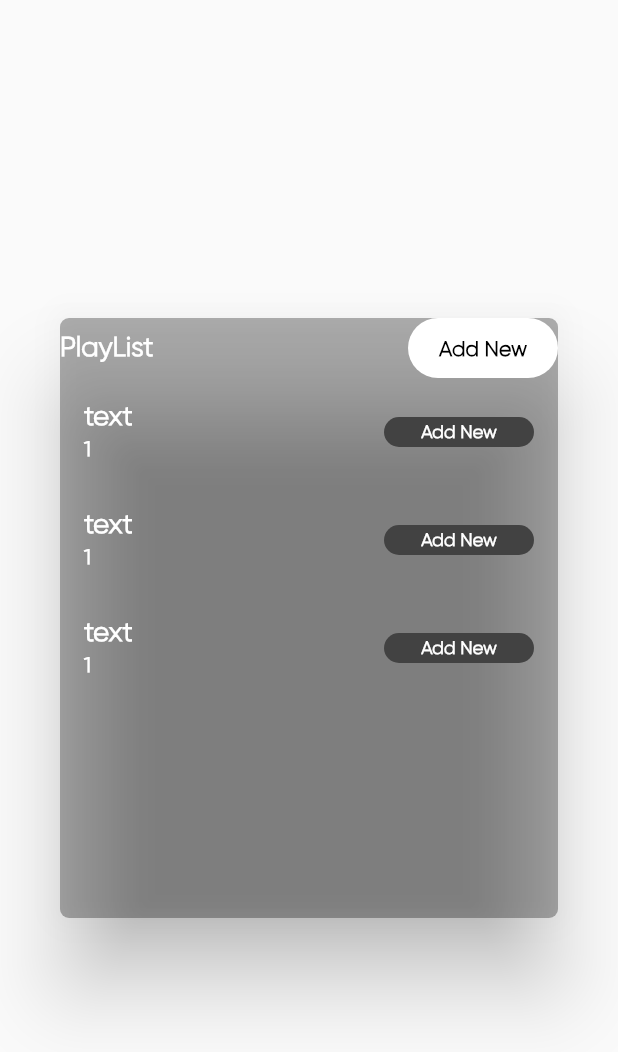
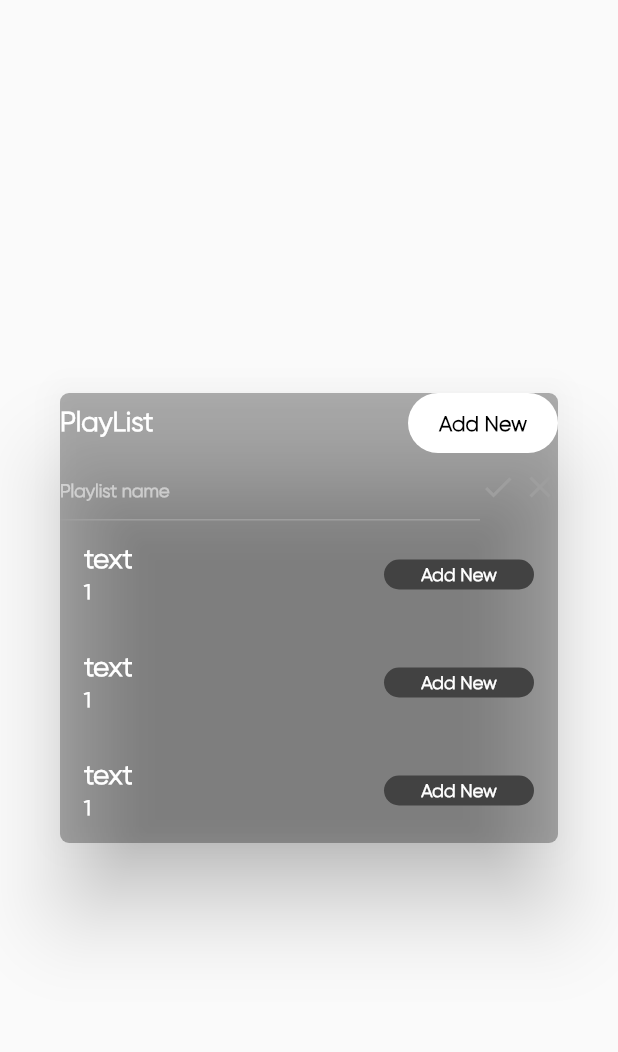
Before and after one commit to abbasihamed/music_player, a Flutter app: the AddPlaylistDialog widget shown alone on an empty page, opened directly, after a tap on "Add New", on a phone screen of 412 x 824 dp. Shown: the top 1052 px of the screen. Run offline on Flutter 3.47's test engine with Material 2 defaults, Android fonts, the phone set to English and light mode, and no system bars; our stand-ins replace audio_video_progress_bar, flutter_feather_icons, flutter_hooks, glassmorphism_ui, hive, hive_flutter and 2 more; accounts and stored records are empty.

Commit message:
start create play list

```diff
--- /dev/null
+++ b/lib/data/hive_model/play_list.dart
@@ -0,0 +1,11 @@
+import 'package:hive/hive.dart';
+
+part 'play_list.g.dart';
+
+@HiveType(typeId: 0)
+class PlayList extends HiveObject {
+  @HiveField(0)
+  String listName;
+
+  PlayList({required this.listName});
+}
--- a/lib/data/local/play_list_storage_imp.dart
+++ b/lib/data/local/play_list_storage_imp.dart
@@ -1,32 +1,20 @@
-// import 'package:on_audio_query_platform_interface/details/on_audio_query_helper.dart';
+import 'package:hive_flutter/hive_flutter.dart';
+import 'package:music_player/data/hive_model/play_list.dart';
 
-// import 'package:music_player/data/local/play_list_storage.dart';
+import 'package:music_player/data/local/play_list_storage.dart';
 
-// class PlayListDbImp implements PlayListDb {
-//   final String _boxName = 'playList';
+class PlayListDbImp implements PlayListDb {
+  final String _boxName = 'playList';
 
-//   @override
-//   Future<List<PlayList>> getPlayList() {
-//     // TODO: implement getPlayList
-//     throw UnimplementedError();
-//   }
-
-//   @override
-//   Future<bool> initDb() {
-//     // TODO: implement initDb
-//     throw UnimplementedError();
-//   }
-
-//   @override
-//   bool insertMusic(String name, {SongModel? songs}) {
-//     // TODO: implement insertMusic
-//     throw UnimplementedError();
-//   }
-
-//   @override
-//   bool updateList(String name) {
-//     // TODO: implement updateList
-//     throw UnimplementedError();
-//   }
-
-// }
+  @override
+  Future<bool> initDb() async {
+    try {
+      await Hive.initFlutter();
+      Hive.registerAdapter(PlayListAdapter());
+      await Hive.openBox<PlayList>(_boxName);
+      return true;
+    } catch (e) {
+      return false;
+    }
+  }
+}
--- a/lib/main.dart
+++ b/lib/main.dart
@@ -22,7 +22,7 @@ class MusicApp extends StatelessWidget {
       providers: [
         ChangeNotifierProvider(create: (context) => LocalSongs()),
         ChangeNotifierProvider(create: (context) => PlaySongController()),
-        // ChangeNotifierProvider(create: (context) => PlayListController()),
+        ChangeNotifierProvider(create: (context) => PlayListController()),
       ],
       child: MaterialApp(
         debugShowCheckedModeBanner: false,
--- a/lib/provider/play_list_controller.dart
+++ b/lib/provider/play_list_controller.dart
@@ -1,16 +1,16 @@
-// import 'package:flutter/material.dart';
-// import 'package:music_player/data/local/play_list_storage_imp.dart';
+import 'package:flutter/material.dart';
+import 'package:music_player/data/local/play_list_storage_imp.dart';
 
-// class PlayListController extends ChangeNotifier {
-//   final PlayListDbImp playListDbImp = PlayListDbImp();
-//   PlayListController() {
-//     hiveDbInit();
-//   }
+class PlayListController extends ChangeNotifier {
+  final PlayListDbImp playListDbImp = PlayListDbImp();
+  PlayListController() {
+    hiveDbInit();
+  }
 
-//   hiveDbInit() async {
-//     final isInit = await playListDbImp.initDb();
-//     if (isInit) {
-//       print(isInit);
-//     }
-//   }
-// }
+  hiveDbInit() async {
+    final isInit = await playListDbImp.initDb();
+    if (isInit) {
+      print(isInit);
+    }
+  }
+}
--- a/lib/views/home.dart
+++ b/lib/views/home.dart
@@ -17,7 +17,7 @@ class HomeScreens extends HookWidget {
 
   @override
   Widget build(BuildContext context) {
-    // Provider.of<PlayListController>(context);
+    Provider.of<PlayListController>(context);
     final isSelcted = useState({'songs': true, 'playlist': false});
     final pageController = usePageController(initialPage: 0);
     return Scaffold(
@@ -125,7 +125,7 @@ class HomeScreens extends HookWidget {
                             onPressed: () {
                               showDialog(
                                 context: context,
-                                builder: (context) => AddPlaylistDialog(),
+                                builder: (context) => const AddPlaylistDialog(),
                               );
                             },
                             icon: const Icon(
@@ -191,17 +191,18 @@ class HomeScreens extends HookWidget {
   }
 }
 
-class AddPlaylistDialog extends StatelessWidget {
+class AddPlaylistDialog extends HookWidget {
   const AddPlaylistDialog({super.key});
 
   @override
   Widget build(BuildContext context) {
+    final isAdd = useState(false);
     return Dialog(
       shape: RoundedRectangleBorder(borderRadius: BorderRadius.circular(6)),
       backgroundColor: Colors.black87.withOpacity(.3),
       child: Container(
         constraints: const BoxConstraints(
-          maxHeight: 400,
+          maxHeight: 300,
           minHeight: 200,
           maxWidth: double.infinity,
           minWidth: double.infinity,
@@ -225,7 +226,9 @@ class AddPlaylistDialog extends StatelessWidget {
                   CustomChip(
                     isSelected: true,
                     lable: 'Add New',
-                    onTap: () {},
+                    onTap: () {
+                      isAdd.value = !isAdd.value;
+                    },
                     textStyle: const TextStyle(
                       fontFamily: 'Gilroy',
                       color: Colors.black,
@@ -235,6 +238,53 @@ class AddPlaylistDialog extends StatelessWidget {
                   ),
                 ],
               ),
+            ),
+            AnimatedContainer(
+              duration: const Duration(milliseconds: 300),
+              width: double.infinity,
+              height: isAdd.value ? 45 : 0,
+              child: isAdd.value
+                  ? Row(
+                      children: [
+                        const Expanded(
+                          child: TextField(
+                            decoration: InputDecoration(
+                              hintText: 'Playlist name',
+                              hintStyle: TextStyle(
+                                fontFamily: 'Gilroy',
+                                color: Colors.white54,
+                                fontWeight: FontWeight.w900,
+                                fontSize: 12,
+                              ),
+                              enabledBorder: UnderlineInputBorder(
+                                borderSide: BorderSide(
+                                  color: Colors.grey,
+                                ),
+                              ),
+                              focusedBorder: UnderlineInputBorder(
+                                borderSide: BorderSide(
+                                  color: Colors.grey,
+                                ),
+                              ),
+                            ),
+                          ),
+                        ),
+                        Row(
+                          children: [
+                            InkWell(
+                                onTap: () {}, child: const Icon(Icons.check)),
+                            const SizedBox(width: 4),
+                            InkWell(
+                              onTap: () {
+                                isAdd.value = !isAdd.value;
+                              },
+                              child: const Icon(Icons.close),
+                            ),
+                          ],
+                        )
+                      ],
+                    )
+                  : null,
             ),
             Expanded(
               child: ListView.builder(
```
Also changed, not shown: lib/data/local/play_list_storage.dart (+3 -6 lines), lib/data/hive_model/play_list.g.dart (added).
